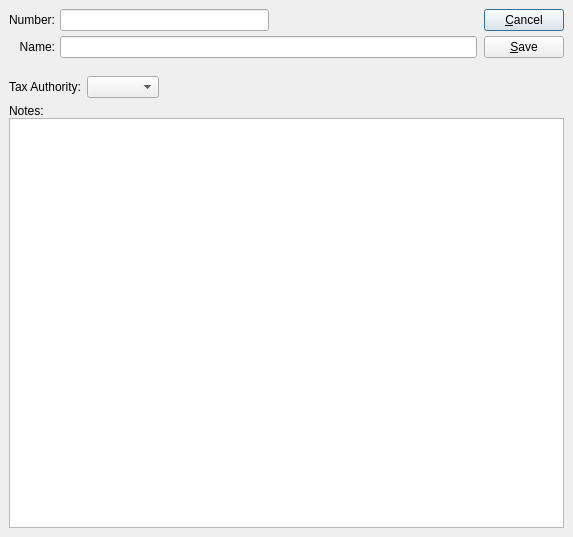
Above: guiclient/vendorAddress.ui from Pegasus-RPG/xtuple-client before the change. Below: the same form after it.
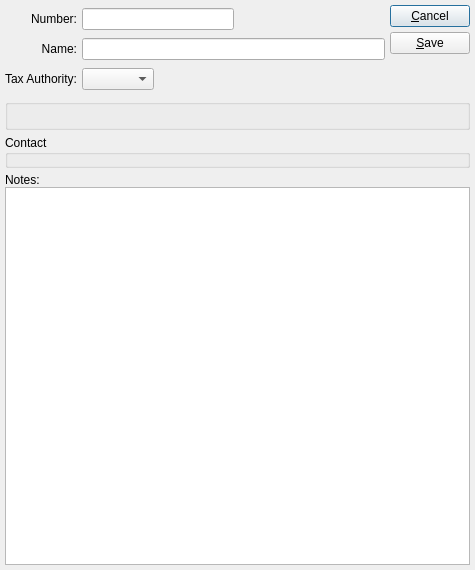
That is the form after the change. Custom widgets are drawn as their Qt base class.

Commit message: issue #9020:  Cosmetic tweaks for new contact cluster layout.

Patch:
```diff
--- a/guiclient/vendorAddress.ui
+++ b/guiclient/vendorAddress.ui
@@ -8,200 +8,88 @@
 is available at www.xtuple.com/CPAL.  By using this software, you agree
 to be bound by its terms.</comment>
  <class>vendorAddress</class>
- <widget class="QDialog" name="vendorAddress" >
-  <property name="geometry" >
+ <widget class="QDialog" name="vendorAddress">
+  <property name="geometry">
    <rect>
     <x>0</x>
     <y>0</y>
-    <width>573</width>
-    <height>537</height>
+    <width>475</width>
+    <height>570</height>
    </rect>
   </property>
-  <property name="windowTitle" >
+  <property name="sizePolicy">
+   <sizepolicy hsizetype="Preferred" vsizetype="Expanding">
+    <horstretch>0</horstretch>
+    <verstretch>1</verstretch>
+   </sizepolicy>
+  </property>
+  <property name="windowTitle">
    <string>Vendor Address</string>
   </property>
-  <layout class="QVBoxLayout" >
-   <property name="margin" >
-    <number>9</number>
-   </property>
-   <property name="spacing" >
-    <number>6</number>
-   </property>
-   <item>
-    <layout class="QHBoxLayout" >
-     <property name="margin" >
-      <number>0</number>
-     </property>
-     <property name="spacing" >
-      <number>7</number>
-     </property>
-     <item>
-      <layout class="QVBoxLayout" >
-       <property name="margin" >
+  <layout class="QGridLayout" name="gridLayout_5">
+   <item row="0" column="0">
+    <layout class="QGridLayout" name="gridLayout_2">
+     <item row="0" column="0">
+      <widget class="QLabel" name="_numberLit">
+       <property name="text">
+        <string>Number:</string>
+       </property>
+       <property name="alignment">
+        <set>Qt::AlignRight|Qt::AlignTrailing|Qt::AlignVCenter</set>
+       </property>
+       <property name="buddy">
+        <cstring>_number</cstring>
+       </property>
+      </widget>
+     </item>
+     <item row="0" column="1">
+      <layout class="QHBoxLayout">
+       <property name="spacing">
         <number>0</number>
        </property>
-       <property name="spacing" >
+       <property name="margin">
         <number>0</number>
        </property>
        <item>
-        <layout class="QHBoxLayout" >
-         <property name="margin" >
-          <number>0</number>
-         </property>
-         <property name="spacing" >
-          <number>5</number>
-         </property>
-         <item>
-          <layout class="QVBoxLayout" >
-           <property name="margin" >
-            <number>0</number>
-           </property>
-           <property name="spacing" >
-            <number>5</number>
-           </property>
-           <item>
-            <widget class="QLabel" name="_numberLit" >
-             <property name="text" >
-              <string>Number:</string>
-             </property>
-             <property name="alignment" >
-              <set>Qt::AlignRight|Qt::AlignTrailing|Qt::AlignVCenter</set>
-             </property>
-             <property name="buddy" >
-              <cstring>_number</cstring>
-             </property>
-            </widget>
-           </item>
-           <item>
-            <widget class="QLabel" name="_nameLit" >
-             <property name="text" >
-              <string>Name:</string>
-             </property>
-             <property name="alignment" >
-              <set>Qt::AlignRight|Qt::AlignTrailing|Qt::AlignVCenter</set>
-             </property>
-             <property name="buddy" >
-              <cstring>_name</cstring>
-             </property>
-            </widget>
-           </item>
-          </layout>
-         </item>
-         <item>
-          <layout class="QVBoxLayout" >
-           <property name="margin" >
-            <number>0</number>
-           </property>
-           <property name="spacing" >
-            <number>5</number>
-           </property>
-           <item>
-            <layout class="QHBoxLayout" >
-             <property name="margin" >
-              <number>0</number>
-             </property>
-             <property name="spacing" >
-              <number>0</number>
-             </property>
-             <item>
-              <widget class="XLineEdit" name="_number" />
-             </item>
-             <item>
-              <spacer>
-               <property name="orientation" >
-                <enum>Qt::Horizontal</enum>
-               </property>
-               <property name="sizeType" >
-                <enum>QSizePolicy::Expanding</enum>
-               </property>
-               <property name="sizeHint" >
-                <size>
-                 <width>20</width>
-                 <height>20</height>
-                </size>
-               </property>
-              </spacer>
-             </item>
-            </layout>
-           </item>
-           <item>
-            <widget class="XLineEdit" name="_name" />
-           </item>
-          </layout>
-         </item>
-        </layout>
+        <widget class="XLineEdit" name="_number"/>
        </item>
        <item>
         <spacer>
-         <property name="orientation" >
-          <enum>Qt::Vertical</enum>
+         <property name="orientation">
+          <enum>Qt::Horizontal</enum>
          </property>
-         <property name="sizeType" >
-          <enum>QSizePolicy::Preferred</enum>
+         <property name="sizeType">
+          <enum>QSizePolicy::Expanding</enum>
          </property>
-         <property name="sizeHint" >
+         <property name="sizeHint" stdset="0">
           <size>
-           <width>10</width>
-           <height>21</height>
+           <width>20</width>
+           <height>20</height>
           </size>
          </property>
         </spacer>
        </item>
       </layout>
      </item>
-     <item>
-      <layout class="QVBoxLayout" >
-       <property name="margin" >
-        <number>0</number>
+     <item row="1" column="0">
+      <widget class="QLabel" name="_nameLit">
+       <property name="text">
+        <string>Name:</string>
        </property>
-       <property name="spacing" >
-        <number>5</number>
+       <property name="alignment">
+        <set>Qt::AlignRight|Qt::AlignTrailing|Qt::AlignVCenter</set>
        </property>
-       <item>
-        <widget class="QPushButton" name="_close" >
-         <property name="text" >
-          <string>&amp;Cancel</string>
-         </property>
-        </widget>
-       </item>
-       <item>
-        <widget class="QPushButton" name="_save" >
-         <property name="text" >
-          <string>&amp;Save</string>
-         </property>
-         <property name="autoDefault" >
-          <bool>true</bool>
-         </property>
-         <property name="default" >
-          <bool>false</bool>
-         </property>
-        </widget>
-       </item>
-      </layout>
+       <property name="buddy">
+        <cstring>_name</cstring>
+       </property>
+      </widget>
      </item>
-    </layout>
-   </item>
-   <item>
-    <widget class="AddressCluster" name="_address" />
-   </item>
-   <item>
-    <widget class="ContactCluster" name="_contact" >
-     <property name="minimalLayout" >
-      <bool>true</bool>
-     </property>
-    </widget>
-   </item>
-   <item>
-    <layout class="QHBoxLayout" >
-     <property name="margin" >
-      <number>0</number>
-     </property>
-     <property name="spacing" >
-      <number>6</number>
-     </property>
-     <item>
-      <widget class="QLabel" name="_taxauthLit" >
-       <property name="text" >
+     <item row="1" column="1">
+      <widget class="XLineEdit" name="_name"/>
+     </item>
+     <item row="2" column="0">
+      <widget class="QLabel" name="_taxauthLit">
+       <property name="text">
         <string>Tax Authority:</string>
        </property>
        <property name="buddy" >
@@ -209,69 +97,183 @@
        </property>
       </widget>
      </item>
+     <item row="2" column="1">
+      <layout class="QHBoxLayout">
+       <property name="spacing">
+        <number>6</number>
+       </property>
+       <property name="margin">
+        <number>0</number>
+       </property>
+       <item>
+        <widget class="XComboBox" name="_taxauth">
+         <property name="allowNull">
+          <bool>true</bool>
+         </property>
+         <property name="nullStr">
+          <string>None</string>
+         </property>
+         <property name="type">
+          <enum>XComboBox::TaxAuths</enum>
+         </property>
+        </widget>
+       </item>
+       <item>
+        <spacer>
+         <property name="orientation">
+          <enum>Qt::Horizontal</enum>
+         </property>
+         <property name="sizeType">
+          <enum>QSizePolicy::MinimumExpanding</enum>
+         </property>
+         <property name="sizeHint" stdset="0">
+          <size>
+           <width>40</width>
+           <height>20</height>
+          </size>
+         </property>
+        </spacer>
+       </item>
+      </layout>
+     </item>
+    </layout>
+   </item>
+   <item row="0" column="1">
+    <layout class="QVBoxLayout">
+     <property name="spacing">
+      <number>5</number>
+     </property>
+     <property name="margin">
+      <number>0</number>
+     </property>
      <item>
-      <widget class="XComboBox" name="_taxauth" >
-       <property name="allowNull" >
+      <widget class="QPushButton" name="_close">
+       <property name="text">
+        <string>&amp;Cancel</string>
+       </property>
+      </widget>
+     </item>
+     <item>
+      <widget class="QPushButton" name="_save">
+       <property name="text">
+        <string>&amp;Save</string>
+       </property>
+       <property name="autoDefault">
         <bool>true</bool>
        </property>
-       <property name="nullStr" >
-        <string>None</string>
-       </property>
-       <property name="type" >
-        <enum>XComboBox::TaxAuths</enum>
+       <property name="default">
+        <bool>false</bool>
        </property>
       </widget>
      </item>
      <item>
-      <spacer>
-       <property name="orientation" >
-        <enum>Qt::Horizontal</enum>
+      <spacer name="verticalSpacer">
+       <property name="orientation">
+        <enum>Qt::Vertical</enum>
        </property>
-       <property name="sizeType" >
-        <enum>QSizePolicy::MinimumExpanding</enum>
-       </property>
-       <property name="sizeHint" >
+       <property name="sizeHint" stdset="0">
         <size>
-         <width>40</width>
-         <height>20</height>
+         <width>20</width>
+         <height>40</height>
         </size>
        </property>
       </spacer>
      </item>
     </layout>
    </item>
-   <item>
-    <layout class="QVBoxLayout" >
-     <property name="margin" >
-      <number>0</number>
+   <item row="1" column="0" colspan="2">
+    <widget class="QGroupBox" name="_addrGroup">
+     <property name="title">
+      <string/>
      </property>
-     <property name="spacing" >
-      <number>0</number>
+     <layout class="QGridLayout" name="gridLayout_3">
+      <item row="0" column="0">
+       <widget class="AddressCluster" name="_address"/>
+      </item>
+     </layout>
+    </widget>
+   </item>
+   <item row="2" column="0" colspan="2">
+    <widget class="QGroupBox" name="_cntctGroup">
+     <property name="title">
+      <string>Contact</string>
      </property>
-     <item>
-      <widget class="QLabel" name="_noteLit" >
-       <property name="text" >
-        <string>Notes:</string>
-       </property>
-       <property name="buddy" >
-        <cstring>_notes</cstring>
-       </property>
-      </widget>
-     </item>
-     <item>
-      <widget class="QTextEdit" name="_notes" />
-     </item>
-    </layout>
+     <layout class="QGridLayout" name="gridLayout">
+      <item row="0" column="0">
+       <widget class="ContactCluster" name="_contact">
+        <property name="minimalLayout">
+         <bool>true</bool>
+        </property>
+       </widget>
+      </item>
+     </layout>
+    </widget>
+   </item>
+   <item row="3" column="0" colspan="2">
+    <widget class="QFrame" name="_frame">
+     <property name="sizePolicy">
+      <sizepolicy hsizetype="Preferred" vsizetype="Expanding">
+       <horstretch>0</horstretch>
+       <verstretch>1</verstretch>
+      </sizepolicy>
+     </property>
+     <property name="frameShape">
+      <enum>QFrame::NoFrame</enum>
+     </property>
+     <property name="frameShadow">
+      <enum>QFrame::Raised</enum>
+     </property>
+     <layout class="QGridLayout" name="gridLayout_4">
+      <property name="margin">
+       <number>0</number>
+      </property>
+      <item row="0" column="0">
+       <layout class="QVBoxLayout">
+        <property name="spacing">
+         <number>0</number>
+        </property>
+        <property name="margin">
+         <number>0</number>
+        </property>
+        <item>
+         <widget class="QLabel" name="_noteLit">
+          <property name="text">
+           <string>Notes:</string>
+          </property>
+          <property name="buddy">
+           <cstring>_notes</cstring>
+          </property>
+         </widget>
+        </item>
+        <item>
+         <widget class="QTextEdit" name="_notes">
+          <property name="sizePolicy">
+           <sizepolicy hsizetype="Expanding" vsizetype="Expanding">
+            <horstretch>0</horstretch>
+            <verstretch>1</verstretch>
+           </sizepolicy>
+          </property>
+         </widget>
+        </item>
+       </layout>
+      </item>
+     </layout>
+    </widget>
    </item>
   </layout>
  </widget>
- <layoutdefault spacing="5" margin="5" />
+ <layoutdefault spacing="5" margin="5"/>
  <pixmapfunction>qPixmapFromMimeSource</pixmapfunction>
  <customwidgets>
   <customwidget>
-   <class>XLineEdit</class>
-   <extends>QLineEdit</extends>
-   <header>xlineedit.h</header>
+   <class>AddressCluster</class>
+   <extends>QWidget</extends>
+   <header>addresscluster.h</header>
+  </customwidget>
+  <customwidget>
+   <class>ContactCluster</class>
+   <extends>QWidget</extends>
+   <header>contactcluster.h</header>
   </customwidget>
   <customwidget>
    <class>XComboBox</class>
@@ -279,14 +281,10 @@
    <header>xcombobox.h</header>
   </customwidget>
   <customwidget>
-   <class>ContactCluster</class>
-   <extends>QWidget</extends>
-   <header>contactcluster.h</header>
-  </customwidget>
-  <customwidget>
-   <class>AddressCluster</class>
-   <extends>QWidget</extends>
-   <header>addresscluster.h</header>
+   <class>XLineEdit</class>
+   <extends>QLineEdit</extends>
+   <header>xlineedit.h</header>
+   <container>1</container>
   </customwidget>
  </customwidgets>
  <tabstops>
```
Left out of the diff: 11 changed lines with no effect on the pictures. The commit also changes 4 other files.
